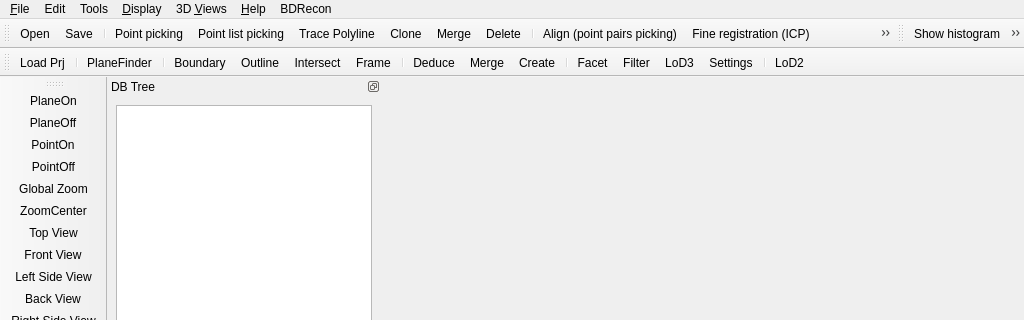
Qt form qCC/ui_templates/mainWindow.ui (CloudCompare/CloudCompare) before a commit; both pictures show x 0 to 1024 and y 0 to 320 of the 1024 by 768 pixel window.
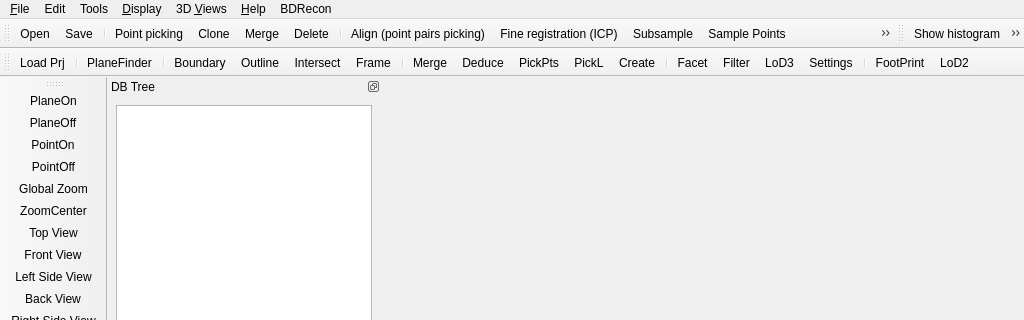
The same form after that commit. Icons and pictures are not drawn. Custom widgets are drawn as their Qt base class.

The edit to the form file:
```diff
--- a/qCC/ui_templates/mainWindow.ui
+++ b/qCC/ui_templates/mainWindow.ui
@@ -714,8 +714,6 @@
    <addaction name="actionSave"/>
    <addaction name="separator"/>
    <addaction name="actionPointPicking"/>
-   <addaction name="actionPointListPicking"/>
-   <addaction name="actionTracePolyline"/>
    <addaction name="actionClone"/>
    <addaction name="actionMerge"/>
    <addaction name="actionDelete"/>
@@ -734,7 +732,6 @@
    <addaction name="actionSegment"/>
    <addaction name="actionTranslateRotate"/>
    <addaction name="actionCrossSection"/>
-   <addaction name="actionExtractSections"/>
   </widget>
   <widget class="QToolBar" name="toolBarSFTools">
    <property name="windowTitle">
@@ -834,8 +831,10 @@
    <addaction name="actionBDPrimIntersections"/>
    <addaction name="actionBDPrimPlaneFrame"/>
    <addaction name="separator"/>
-   <addaction name="actionBDPlane_Deduction"/>
    <addaction name="actionBDPrimMergePlane"/>
+   <addaction name="actionBDPlane_Deduction"/>
+   <addaction name="actionPointListPicking"/>
+   <addaction name="actionTracePolyline"/>
    <addaction name="actionBDPrimMakePlane"/>
    <addaction name="separator"/>
    <addaction name="actionBDPolyFitHypothesis"/>
@@ -843,6 +842,7 @@
    <addaction name="actionBDPolyFitSelection"/>
    <addaction name="actionBDPolyFitSettings"/>
    <addaction name="separator"/>
+   <addaction name="actionExtractSections"/>
    <addaction name="actionBD3D4EM"/>
   </widget>
   <widget class="QToolBar" name="toolBarView">
@@ -1984,6 +1984,9 @@
    <property name="text">
     <string>Point list picking</string>
    </property>
+   <property name="iconText">
+    <string>PickPts</string>
+   </property>
    <property name="statusTip">
     <string>Pick several points (and export them to ASCII file, a new cloud, etc.)</string>
    </property>
@@ -2735,6 +2738,9 @@
    <property name="text">
     <string>Extract sections / Unfold</string>
    </property>
+   <property name="iconText">
+    <string>FootPrint</string>
+   </property>
    <property name="toolTip">
     <string>Extract cloud sections along polylines or unfold a cloud along a polyline</string>
    </property>
@@ -2890,6 +2896,9 @@
    <property name="text">
     <string>Trace Polyline</string>
    </property>
+   <property name="iconText">
+    <string>PickL</string>
+   </property>
    <property name="toolTip">
     <string>Trace a polyline by point picking</string>
    </property>
```
Left out of the diff: 76 changed lines with no effect on the pictures.
